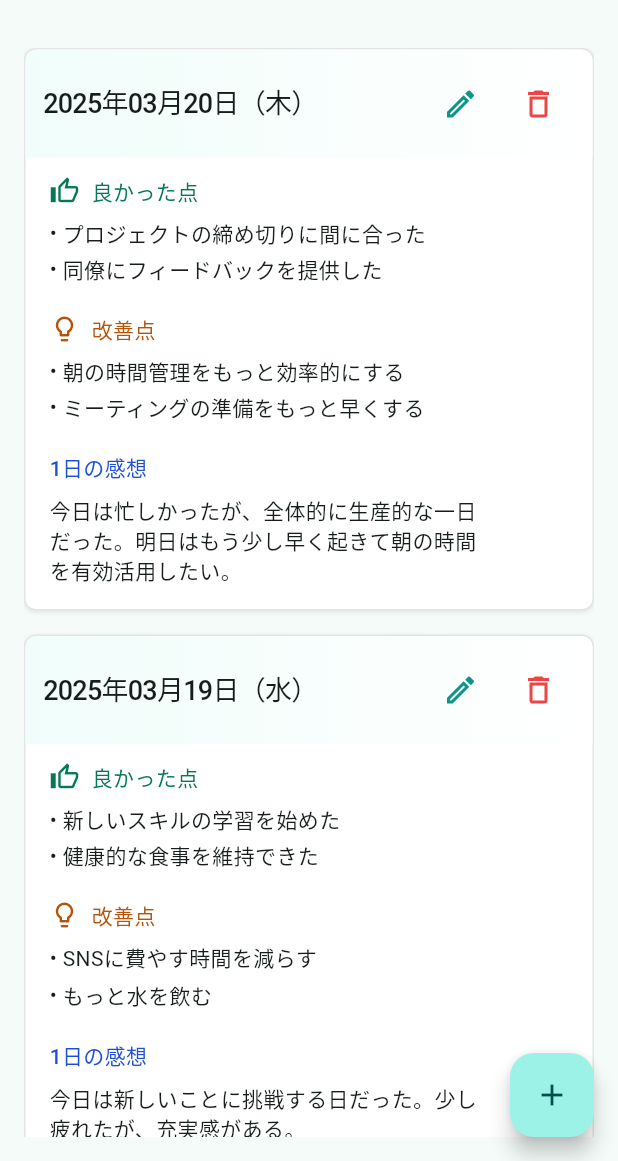
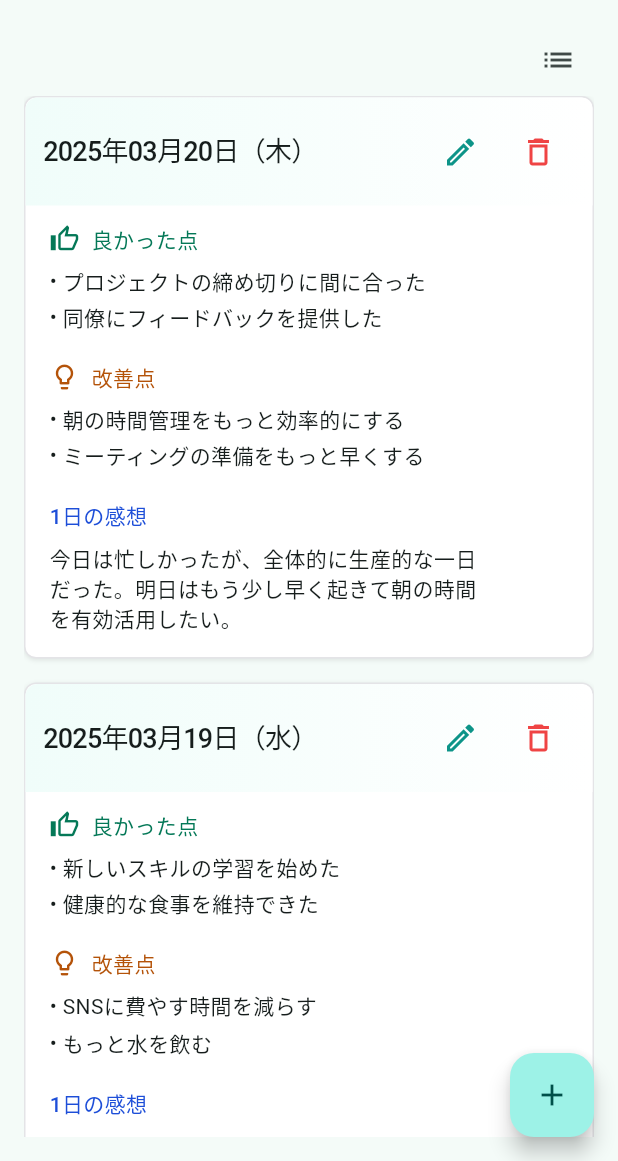
Before and after one commit to SEKI-YUTA/Flutter_IntrospectionNote_MVP, a Flutter app: the screen it shows after launch, on a phone screen of 412 x 824 dp, the part 75-1236 px from its top. Run offline on Flutter 3.47's test engine with Material 3 defaults, Android fonts, the phone set to English and light mode, and no system bars; our stand-ins replace freezed_annotation, get; missing offline and left inert: dart:ffi.

Commit message:
add: リストビューとカレンダービューの切り替え機能の追加

```diff
--- a/lib/controller/introspection_list_screen_controller.dart
+++ b/lib/controller/introspection_list_screen_controller.dart
@@ -8,8 +8,10 @@ class IntrospectionListScreenController extends GetxController {
 
   final _notes = <IntrospectionNote>[].obs;
   final _isLoading = true.obs;
+  final _viewMode = ViewMode.List.obs;
   List<IntrospectionNote> get notes => _notes.toList();
   bool get isLoading => _isLoading.value;
+  ViewMode get viewMode => _viewMode.value;
 
   @override
   void onInit() {
@@ -33,4 +35,13 @@ class IntrospectionListScreenController extends GetxController {
       update(); // 明示的な更新通知
     }
   }
+
+  void changeViewMode(ViewMode mode) {
+    _viewMode.value = mode;
+  }
 }
+
+enum ViewMode {
+  List,
+  Calendar
+}
--- a/lib/screens/introspection_list_screen.dart
+++ b/lib/screens/introspection_list_screen.dart
@@ -31,10 +31,12 @@ class IntrospectionListPage extends StatelessWidget {
               children: [
                 _buildHeader(),
                 const SizedBox(height: 16),
-                const SizedBox(height: 16),
+                _buildSwitchViewMode(controller),
                 controller.isLoading
                     ? _buildLoading()
-                    : _buildListView(controller.notes),
+                    : controller.viewMode == ViewMode.List
+                    ? _buildListView(controller.notes)
+                    : _buildCalendarVIew(),
               ],
             ),
           ),
@@ -59,6 +61,28 @@ class IntrospectionListPage extends StatelessWidget {
     );
   }
 
+  Widget _buildSwitchViewMode(IntrospectionListScreenController controller) {
+    return Row(
+      mainAxisAlignment: MainAxisAlignment.end,
+      children: [
+        IconButton(
+          onPressed: () {
+            controller.changeViewMode(
+              controller.viewMode == ViewMode.List
+                  ? ViewMode.Calendar
+                  : ViewMode.List,
+            );
+          },
+          icon: Icon(
+            controller.viewMode == ViewMode.List
+                ? Icons.list
+                : Icons.calendar_today,
+          ),
+        ),
+      ],
+    );
+  }
+
   Widget _buildListView(List<IntrospectionNote> notes) {
     return Expanded(
       child: ListView.builder(
@@ -73,6 +97,10 @@ class IntrospectionListPage extends StatelessWidget {
     );
   }
 
+  Widget _buildCalendarVIew() {
+    return const Center(child: Text('カレンダービュー\nComming soon...'));
+  }
+
   Widget _buildLoading() {
     return const Center(child: CircularProgressIndicator());
   }
```
